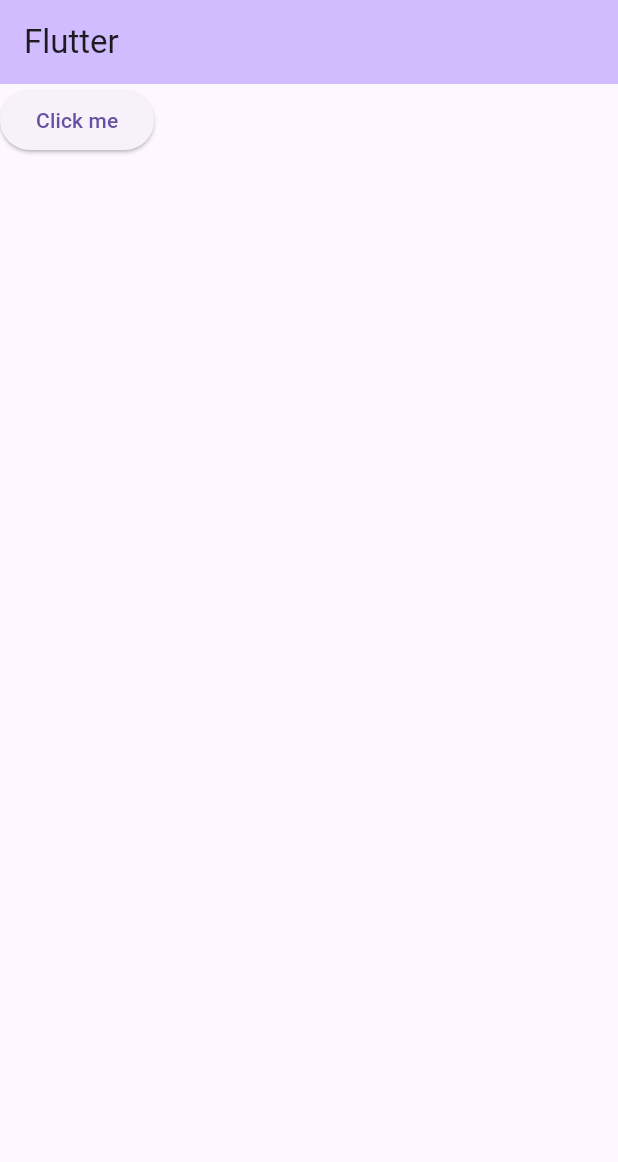
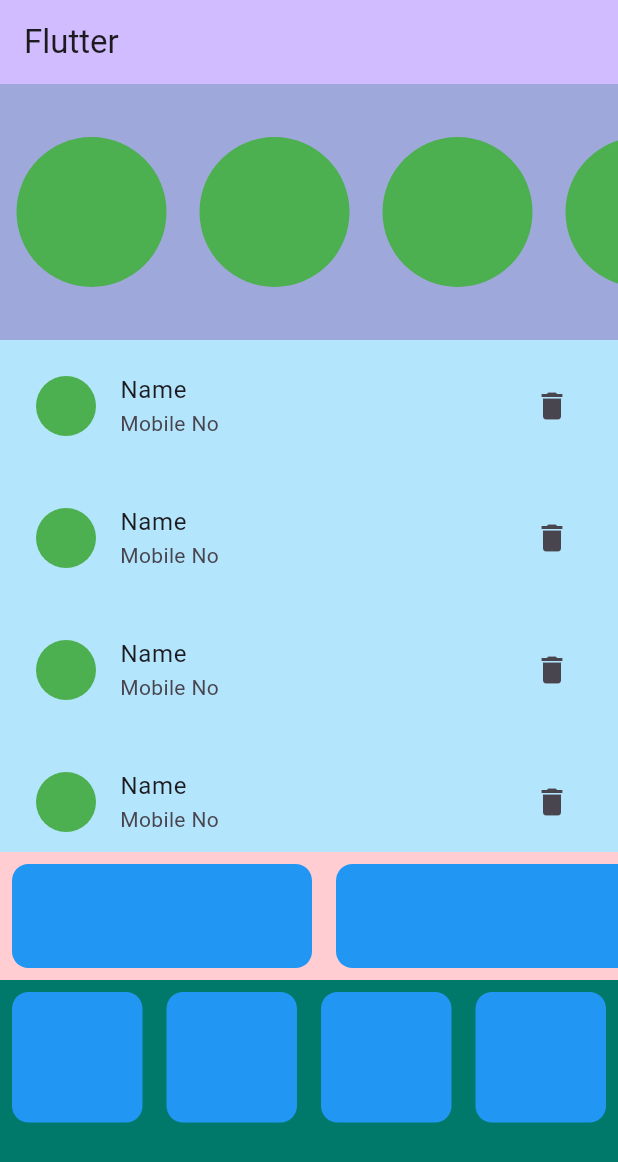
Before and after one commit to AsmaGhafoor/Flutter-Learning, a Flutter app: the screen it shows after launch, on a phone screen of 412 x 824 dp. Shown: the top 1162 px of the screen. Run offline on Flutter 3.47's test engine with Material 3 defaults, Android fonts, the phone set to English and light mode, and no system bars.

```diff
--- a/lib/main.dart
+++ b/lib/main.dart
@@ -1,4 +1,8 @@
+// ignore: unused_import
+import 'dart:js_interop_unsafe';
 import 'package:flutter/material.dart';
+// ignore: unnecessary_import
+import 'package:flutter/rendering.dart';
 // ignore: unused_import
 import 'package:intl/intl.dart';
 
@@ -14,39 +18,163 @@ class MyApp extends StatelessWidget {
       title: 'FlutterApp',
       debugShowCheckedModeBanner: false,
       theme: ThemeData(primarySwatch: Colors.cyan),
-      home: DashboardScreen(),
+      home: const DashboardScreen(),
     );
   }
 }
 
-
-// ignore: must_be_immutable
 class DashboardScreen extends StatelessWidget {
-  callBack(){
-    // ignore: avoid_print
-    print('Clicked');
-  }
-
   const DashboardScreen({super.key});
     @override
     Widget build(BuildContext context) {
-      // ignore: unused_local_variable
-      var time = DateTime.now();
-
       return Scaffold(
         appBar: AppBar(
           backgroundColor: Theme.of(context).colorScheme.inversePrimary,
           title: const Text('Flutter'),
         ),
 
-        body: ElevatedButton(
-        child: const Text('Click me'),
-        // onPressed: () {
-        //   // ignore: avoid_print
-        //   print('Clicked');
-        //  },
-        onPressed: callBack,
+        body: Container(
+          child: const Column(
+            children: [
+
+              //call a class here
+              StoriesItems(),
+              Contact(),
+              SubCategoryItems(),
+              BottomMenu(),
+
+            ],
+          ),
         )
       );
     }
 }
+
+class StoriesItems extends StatelessWidget{
+  const StoriesItems({super.key});
+
+  @override
+  Widget build(Object context) {
+    return Expanded(
+      flex: 2,
+      child: Container(
+        color: Colors.indigo[200],
+        child: ListView.builder(itemBuilder: (context,index) =>
+        const Padding(
+          padding: EdgeInsets.all(11.0),
+          child: SizedBox(
+            width: 100,
+            child: CircleAvatar(backgroundColor: Colors.green),
+          ),
+        ), itemCount: 10,scrollDirection: Axis.horizontal,
+      ),
+      ),
+    );
+  }
+}
+
+class Contact extends StatelessWidget{
+  const Contact({super.key});
+  @override
+  Widget build(BuildContext context) {
+    return Expanded(
+      flex: 4,
+      child: Container(
+        color: Colors.lightBlue[100],
+        child: ListView.builder(itemBuilder: (context,index) =>
+        const Padding(
+          padding: EdgeInsets.all(8.0),
+          child: ListTile(
+            leading: CircleAvatar(
+              backgroundColor: Colors.green,
+            ),
+            title: Text('Name'),
+            subtitle: Text('Mobile No'),
+            trailing: Icon(Icons.delete),
+          ),
+        )),
+      ),
+    );
+  }
+}
+
+class SubCategoryItems extends StatelessWidget{
+  const SubCategoryItems({super.key});
+  @override
+  Widget build(BuildContext context) {
+    return Expanded(
+      flex: 1,
+      child: Container(
+        color: Colors.red[100],
+        child: ListView.builder(itemBuilder: (context,index) =>
+          Padding(
+            padding: const EdgeInsets.all(8.0),
+            child: Container(
+              width: 200,
+              decoration: BoxDecoration(
+                borderRadius: BorderRadius.circular(11),
+                color: Colors.blue,
+              ),
+            ),
+          ),
+          itemCount:10,
+          scrollDirection:Axis.horizontal,
+        ),
+      ),
+    );
+  }
+}
+
+class BottomMenu extends StatelessWidget{
+  const BottomMenu({super.key});
+  @override
+  Widget build(BuildContext context) {
+    return Expanded(
+      flex: 2,
+      child: Container(
+        color: Colors.teal[700],
+        child: GridView.count(
+          crossAxisCount: 4,
+          children: [
+            Padding(
+              padding: const EdgeInsets.all(8.0),
+              child: Container(
+                decoration: BoxDecoration(
+                  borderRadius: BorderRadius.circular(11),
+                  color: Colors.blue,
+                ),
+              ),
+            ),
+            Padding(
+              padding: const EdgeInsets.all(8.0),
+              child: Container(
+                decoration: BoxDecoration(
+                  borderRadius: BorderRadius.circular(11),
+                  color: Colors.blue,
+                ),
+              ),
+            ),
+            Padding(
+              padding: const EdgeInsets.all(8.0),
+              child: Container(
+                decoration: BoxDecoration(
+                  borderRadius: BorderRadius.circular(11),
+                  color: Colors.blue,
+                ),
+              ),
+            ),
+            Padding(
+              padding: const EdgeInsets.all(8.0),
+              child: Container(
+                decoration: BoxDecoration(
+                  borderRadius: BorderRadius.circular(11),
+                  color: Colors.blue,
+                ),
+              ),
+            ),
+          ],
+        ),
+      ),
+    );
+  }
+}
```
